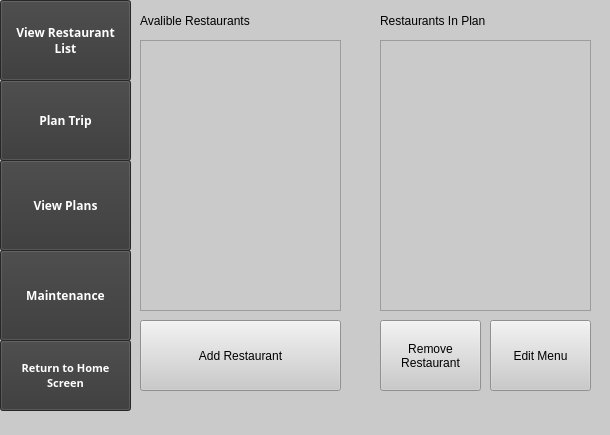
First picture: the form in FastFoodFinder/mainwindow.ui, repository annaali1/CS1DProject1, before the edit.
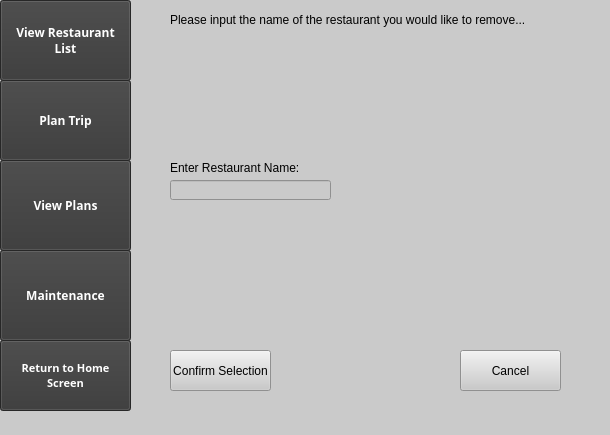
Second picture: the form after the edit. The open tabs and pages were chosen to show the change.

Commit message: Added add and remove restaurant functionality

Patch:
```diff
--- a/FastFoodFinder/mainwindow.ui
+++ b/FastFoodFinder/mainwindow.ui
@@ -148,15 +148,6 @@
        </color>
       </brush>
      </colorrole>
-     <colorrole role="PlaceholderText">
-      <brush brushstyle="NoBrush">
-       <color alpha="128">
-        <red>255</red>
-        <green>255</green>
-        <blue>255</blue>
-       </color>
-      </brush>
-     </colorrole>
     </active>
     <inactive>
      <colorrole role="WindowText">
@@ -294,15 +285,6 @@
        </color>
       </brush>
      </colorrole>
-     <colorrole role="PlaceholderText">
-      <brush brushstyle="NoBrush">
-       <color alpha="128">
-        <red>255</red>
-        <green>255</green>
-        <blue>255</blue>
-       </color>
-      </brush>
-     </colorrole>
     </inactive>
     <disabled>
      <colorrole role="WindowText">
@@ -440,15 +422,6 @@
        </color>
       </brush>
      </colorrole>
-     <colorrole role="PlaceholderText">
-      <brush brushstyle="NoBrush">
-       <color alpha="128">
-        <red>255</red>
-        <green>255</green>
-        <blue>255</blue>
-       </color>
-      </brush>
-     </colorrole>
     </disabled>
    </palette>
   </property>
@@ -683,6 +656,74 @@
      </widget>
     </widget>
     <widget class="QWidget" name="maintanencePage"/>
+    <widget class="QWidget" name="addRestaurantPage"/>
+    <widget class="QWidget" name="removeRestaurantPage">
+     <widget class="QLabel" name="label_RemovePrompt">
+      <property name="geometry">
+       <rect>
+        <x>40</x>
+        <y>10</y>
+        <width>401</width>
+        <height>20</height>
+       </rect>
+      </property>
+      <property name="styleSheet">
+       <string notr="true">font: 87 9pt &quot;Arial Black&quot;;</string>
+      </property>
+      <property name="text">
+       <string>Please input the name of the restaurant you would like to remove...</string>
+      </property>
+     </widget>
+     <widget class="QLineEdit" name="lineEdit_RestaurantName">
+      <property name="geometry">
+       <rect>
+        <x>40</x>
+        <y>180</y>
+        <width>161</width>
+        <height>20</height>
+       </rect>
+      </property>
+     </widget>
+     <widget class="QLabel" name="label_EnterName">
+      <property name="geometry">
+       <rect>
+        <x>40</x>
+        <y>160</y>
+        <width>141</width>
+        <height>16</height>
+       </rect>
+      </property>
+      <property name="text">
+       <string>Enter Restaurant Name:</string>
+      </property>
+     </widget>
+     <widget class="QPushButton" name="confirmButton">
+      <property name="geometry">
+       <rect>
+        <x>40</x>
+        <y>350</y>
+        <width>101</width>
+        <height>41</height>
+       </rect>
+      </property>
+      <property name="text">
+       <string>Confirm Selection</string>
+      </property>
+     </widget>
+     <widget class="QPushButton" name="cancelButton">
+      <property name="geometry">
+       <rect>
+        <x>330</x>
+        <y>350</y>
+        <width>101</width>
+        <height>41</height>
+       </rect>
+      </property>
+      <property name="text">
+       <string>Cancel</string>
+      </property>
+     </widget>
+    </widget>
    </widget>
    <widget class="QPushButton" name="ListButton">
     <property name="geometry">
```
Left out of the diff: 37 changed lines with no effect on the pictures. The commit also changes 8 other files.
